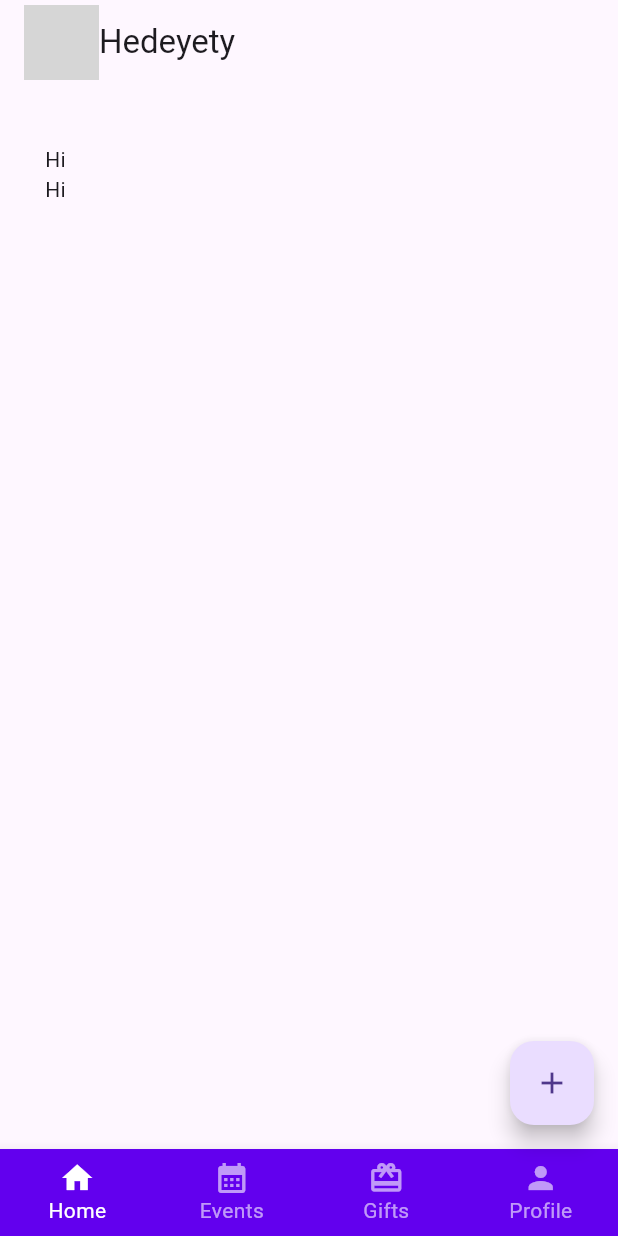
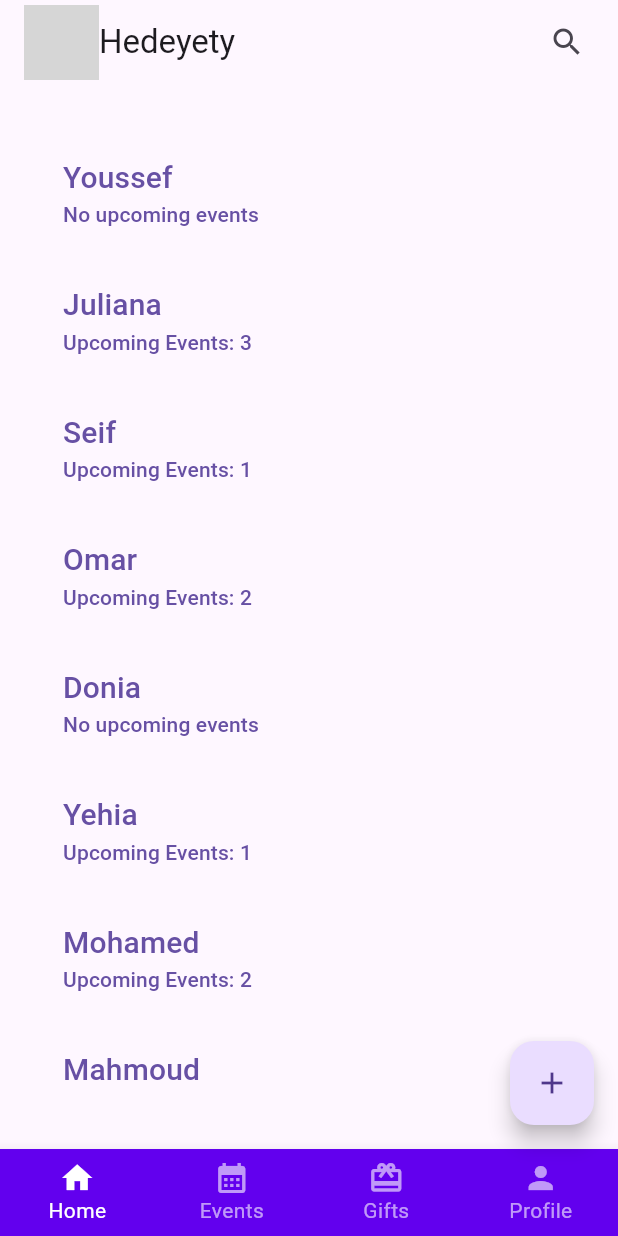
Before and after one commit to youssef-mohamed1809/Hedeyety, a Flutter app: the screen it shows after launch, on a phone screen of 412 x 824 dp. Run offline on Flutter 3.47's test engine with Material 3 defaults, Android fonts, the phone set to English and light mode, and no system bars; grey boxes are pictures that could not be loaded.

Commit message:
Home Page UI Design done

```diff
--- /dev/null
+++ b/lib/CustomWidgets/FriendCard.dart
@@ -0,0 +1,33 @@
+import 'package:flutter/material.dart';
+
+
+class FriendCard extends StatelessWidget {
+  String name = "";
+  int upcoming_events = 0;
+  FriendCard({super.key, required this.name, required this.upcoming_events});
+
+  @override
+  Widget build(BuildContext context) {
+    return SizedBox(
+      width: double.infinity,
+      child: TextButton(
+        style: TextButton.styleFrom(
+          alignment: Alignment.centerLeft
+        ),
+        onPressed: (){
+          print(name);
+        },
+        child: Column(
+          crossAxisAlignment: CrossAxisAlignment.start,
+          children: [
+            Text(name, style: const TextStyle(fontSize: 20),),
+            upcoming_events == 0
+                ? const Text("No upcoming events")
+                : Text("Upcoming Events: $upcoming_events"),
+            SizedBox(height: 20,)
+          ],
+        ),
+      ),
+    );
+  }
+}
--- a/lib/Pages/homePage.dart
+++ b/lib/Pages/homePage.dart
@@ -1,5 +1,6 @@
 import 'package:flutter/material.dart';
 import 'package:hedeyety/CustomWidgets/BottomNavBar.dart';
+import 'package:hedeyety/CustomWidgets/FriendCard.dart';
 
 class HomePage extends StatelessWidget {
   const HomePage({super.key});
@@ -8,29 +9,42 @@ class HomePage extends StatelessWidget {
   Widget build(BuildContext context) {
     return Scaffold(
         appBar: AppBar(
+          actions: [
+            Padding(
+              padding: const EdgeInsets.symmetric(vertical: 0, horizontal: 10),
+              child: IconButton(onPressed: (){}, icon: Icon(Icons.search)),
+            )
+          ],
           title: Row(
             mainAxisAlignment: MainAxisAlignment.start,
             children: [
-              SizedBox(child: Image.asset("Assets/Images/hedeyety_logo.png"), width: 50, height: 50),
-              Text("Hedeyety")
+              SizedBox(width: 50, height: 50, child: Image.asset("Assets/Images/hedeyety_logo.png")),
+              const Text("Hedeyety")
             ],
+
           ),
         ),
         body: Container(
-          margin: EdgeInsets.symmetric(vertical: 40, horizontal: 30),
+          margin: const EdgeInsets.symmetric(vertical: 40, horizontal: 30),
           child: SingleChildScrollView(
             scrollDirection: Axis.vertical,
             child: Column(
               children: [
-                Text("Hi"),
-                Text("Hi")
+                FriendCard(name: "Youssef", upcoming_events: 0),
+                FriendCard(name: "Juliana", upcoming_events: 3),
+                FriendCard(name: "Seif", upcoming_events: 1),
+                FriendCard(name: "Omar", upcoming_events: 2),
+                FriendCard(name: "Donia", upcoming_events: 0),
+                FriendCard(name: "Yehia", upcoming_events: 1),
+                FriendCard(name: "Mohamed", upcoming_events: 2),
+                FriendCard(name: "Mahmoud", upcoming_events: 0),
               ],
             ),
           ),
         ),
         floatingActionButton: FloatingActionButton(
             onPressed: () {  },
-            child: Icon(Icons.add)
+            child: const Icon(Icons.add)
         ),
         bottomNavigationBar: NavBar(current_page: 0)
     );
```
